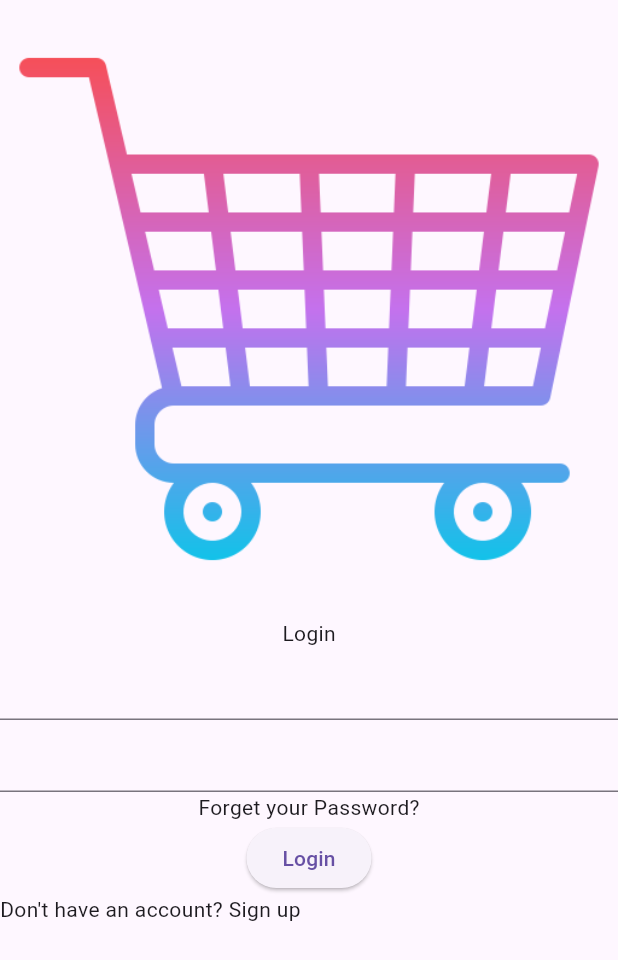
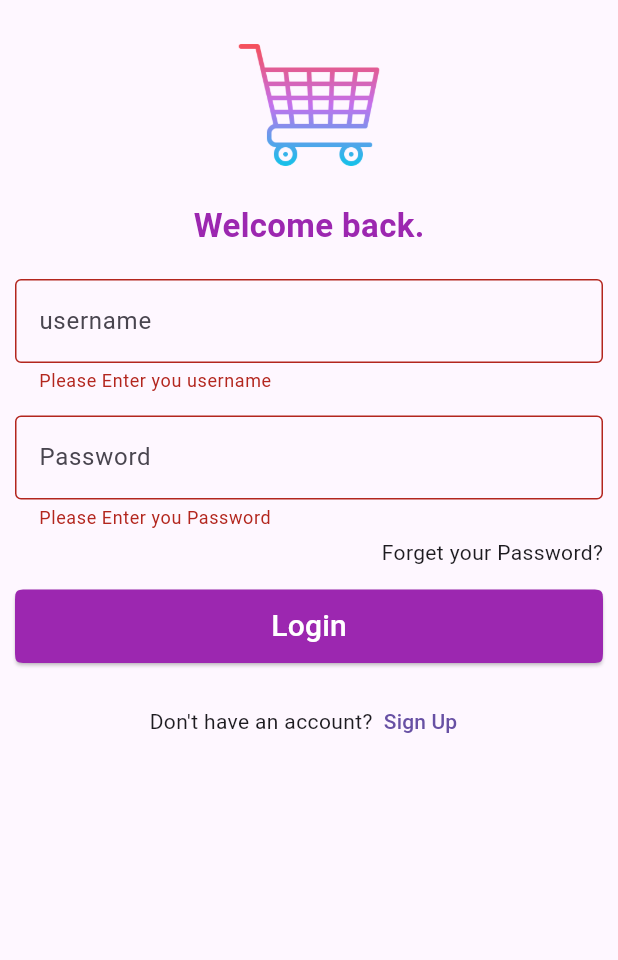
Before and after one commit to TarekMohammedgg/store_app, a Flutter app: the screen it shows after launch, after a tap on "Login", on a phone screen of 412 x 824 dp. Shown: the top 960 px of the screen. Run offline on Flutter 3.47's test engine with Material 3 defaults, Android fonts, the phone set to English and light mode, and no system bars; our stand-ins replace dio, flutter_bloc, shared_preferences; network calls fail.

Commit message:
Implement login and product features with BLoC architecture, including user authentication and product retrieval

```diff
--- /dev/null
+++ b/devtools_options.yaml
@@ -0,0 +1,3 @@
+description: This file stores settings for Dart & Flutter DevTools.
+documentation: https://docs.flutter.dev/tools/devtools/extensions#configure-extension-enablement-states
+extensions:
--- /dev/null
+++ b/lib/features/login/cubit/login_cubit.dart
@@ -0,0 +1,50 @@
+import 'dart:developer';
+
+import 'package:dio/dio.dart';
+import 'package:flutter_bloc/flutter_bloc.dart';
+import 'package:store_app/features/login/cubit/login_states.dart';
+import 'package:store_app/features/login/models/user_model.dart';
+import 'package:store_app/features/login/prefs.dart';
+
+class LoginCubit extends Cubit<LoginStates> {
+  LoginCubit() : super(LoginIntialState()) {
+    dio = Dio(
+      BaseOptions(
+        baseUrl: "https://dummyjson.com/",
+        headers: {'Content-Type': 'application/json'},
+      ),
+    );
+  }
+  late final Dio dio;
+
+  Future<void> login({
+    required String username,
+    required String password,
+  }) async {
+    try {
+      emit(LoginLoadingState());
+      final response = await dio.post(
+        "auth/login",
+        data: {"username": username, "password": password},
+      );
+      if (response.statusCode == 200) {
+        UserModel data = UserModel.fromJson(response.data);
+        if (data.accessToken != null) {
+          CacheHelper.saveData("AccessToken", data.accessToken);
+          log("accesstoken saved in shared prefs ");
+        }
+        if (data.refreshToken != null) {
+          CacheHelper.saveData("RefreshToken", data.refreshToken);
+          log("refreshtoken saved in shared prefs ");
+        }
+        emit(LoginSuccessState(user: data));
+
+      } else {
+        emit(LoginFailedState(errmsg: "Error Status code not 200 "));
+      }
+    } catch (e) {
+      emit(LoginFailedState(errmsg: e.toString()));
+      log(e.toString());
+    }
+  }
+}
--- /dev/null
+++ b/lib/features/login/cubit/login_states.dart
@@ -0,0 +1,18 @@
+import 'package:store_app/features/login/models/user_model.dart';
+
+abstract class LoginStates {}
+
+class LoginIntialState extends LoginStates {}
+
+class LoginSuccessState extends LoginStates {
+  final UserModel user;
+
+  LoginSuccessState({required this.user});
+}
+
+class LoginFailedState extends LoginStates {
+  final String errmsg;
+  LoginFailedState({required this.errmsg});
+}
+
+class LoginLoadingState extends LoginStates {}
--- /dev/null
+++ b/lib/features/login/models/user_model.dart
@@ -0,0 +1,35 @@
+class UserModel {
+  int? id;
+  String? username;
+  String? email;
+  String? firstName;
+  String? lastName;
+  String? gender;
+  String? image;
+  String? accessToken;
+  String? refreshToken;
+
+  UserModel({
+    this.id,
+    this.username,
+    this.email,
+    this.firstName,
+    this.lastName,
+    this.gender,
+    this.image,
+    this.accessToken,
+    this.refreshToken,
+  });
+
+  UserModel.fromJson(Map<String, dynamic> json) {
+    id = json['id'];
+    username = json['username'];
+    email = json['email'];
+    firstName = json['firstName'];
+    lastName = json['lastName'];
+    gender = json['gender'];
+    image = json['image'];
+    accessToken = json['accessToken'];
+    refreshToken = json['refreshToken'];
+  }
+}
--- /dev/null
+++ b/lib/features/login/prefs.dart
@@ -0,0 +1,41 @@
+import 'package:shared_preferences/shared_preferences.dart';
+
+class CacheHelper {
+  static late SharedPreferences prefs;
+  static bool _isInitialized = false;
+
+  static Future<void> init() async {
+    if (_isInitialized) return; // Already initialized
+    prefs = await SharedPreferences.getInstance();
+    _isInitialized = true;
+  }
+
+  static bool get isInitialized => _isInitialized;
+
+  static String? getDataString(String key) {
+    return prefs.getString(key);
+  }
+
+  static dynamic getData(String key) {
+    return prefs.get(key);
+  }
+
+  static Future<bool> saveData(String key, dynamic value) async {
+    if (value is bool) return prefs.setBool(key, value);
+    if (value is String) return prefs.setString(key, value);
+    if (value is int) return prefs.setInt(key, value);
+    return prefs.setDouble(key, value);
+  }
+
+  static Future<bool> removeData(String key) async {
+    return prefs.remove(key);
+  }
+
+  static bool containsKey(String key) {
+    return prefs.containsKey(key);
+  }
+
+  static Future<bool> clear() async {
+    return prefs.clear();
+  }
+}
--- a/lib/features/login/views/login_screen.dart
+++ b/lib/features/login/views/login_screen.dart
@@ -1,22 +1,147 @@
+import 'dart:developer';
+
 import 'package:flutter/material.dart';
+import 'package:flutter_bloc/flutter_bloc.dart';
 import 'package:store_app/core/app_images.dart';
+import 'package:store_app/features/home/views/home_screen.dart';
+import 'package:store_app/features/login/cubit/login_cubit.dart';
+import 'package:store_app/features/login/cubit/login_states.dart';
+import 'package:store_app/features/login/widgets/custom_button.dart';
+import 'package:store_app/features/login/widgets/custom_textformfield.dart';
 
 class LoginScreen extends StatelessWidget {
-  const LoginScreen({super.key});
-
+  LoginScreen({super.key});
+  final TextEditingController usernameController = TextEditingController();
+  final TextEditingController passwordController = TextEditingController();
+  final _formKey = GlobalKey<FormState>();
   @override
   Widget build(BuildContext context) {
-    return Scaffold(
-      body: Column(
-        children: [
-          Image.asset(AppImages.logoImage),
-          Text("Login"),
-          TextFormField(),
-          TextFormField(),
-          Text("Forget your Password?"),
-          ElevatedButton(onPressed: () {}, child: Text("Login")),
-          Row(children: [Text("Don't have an account? "), Text("Sign up")]),
-        ],
+    return GestureDetector(
+      onTap: () {
+        FocusScope.of(context).unfocus();
+      },
+      child: BlocProvider(
+        create: (context) => LoginCubit(),
+        child: BlocConsumer<LoginCubit, LoginStates>(
+          listener: (context, state) {
+            if (state is LoginSuccessState) {
+              usernameController.clear();
+              passwordController.clear();
+              final String name = state.user.firstName ?? "User";
+              Navigator.push(
+                context,
+                MaterialPageRoute(builder: (context) => HomeScreen(name: name)),
+              );
+            } else if (state is LoginFailedState) {
+              ScaffoldMessenger.of(
+                context,
+              ).showSnackBar(SnackBar(content: Text("Error: ${state.errmsg}")));
+            }
+          },
+          builder: (context, state) {
+            return Scaffold(
+              resizeToAvoidBottomInset: true,
+              body: SafeArea(
+                child: Padding(
+                  padding: const EdgeInsets.symmetric(
+                    horizontal: 10,
+                    vertical: 20,
+                  ),
+                  child: SingleChildScrollView(
+                    child: Form(
+                      key: _formKey,
+                      child: Column(
+                        mainAxisAlignment: MainAxisAlignment.center,
+
+                        children: [
+                          Image.asset(
+                            AppImages.logoImage,
+                            height: 100,
+                            width: 100,
+                          ),
+                          SizedBox(height: 15),
+                          Text(
+                            "Welcome back.",
+                            style: TextStyle(
+                              color: Colors.purple,
+                              fontSize: 22,
+                              fontWeight: FontWeight.bold,
+                            ),
+                          ),
+                          SizedBox(height: 20),
+                          CustomTextFormField(
+                            passwordController: usernameController,
+                            hint: "username",
+                            validator: (value) {
+                              if (value == null || value.isEmpty) {
+                                return "Please Enter you username";
+                              } else {
+                                return null;
+                              }
+                            },
+                          ),
+                          SizedBox(height: 15),
+                          CustomTextFormField(
+                            passwordController: passwordController,
+                            hint: "Password",
+                            validator: (value) {
+                              if (value == null || value.isEmpty) {
+                                return "Please Enter you Password";
+                              } else if (value.length < 6) {
+                                return "Enter at least 6 characters";
+                              } else {
+                                return null;
+                              }
+                            },
+                          ),
+                          SizedBox(height: 5),
+                          Row(
+                            mainAxisAlignment: MainAxisAlignment.end,
+                            children: [Text("Forget your Password?")],
+                          ),
+                          SizedBox(height: 15),
+                          state is LoginLoadingState
+                              ? Center(child: CircularProgressIndicator())
+                              : CustomButton(
+                                  title: "Login",
+                                  onPressed: () {
+                                    if (_formKey.currentState!.validate()) {
+                                      FocusScope.of(context).unfocus();
+
+                                      context.read<LoginCubit>().login(
+                                        username: usernameController.text,
+                                        password: passwordController.text,
+                                      );
+                                    } else {
+                                      log("Not Valid");
+                                    }
+                                  },
+                                ),
+                          SizedBox(height: 15),
+                          Row(
+                            mainAxisAlignment: MainAxisAlignment.center,
+                            children: [
+                              Text("Don't have an account?"),
+                              TextButton(
+                                style: ButtonStyle(
+                                  padding: WidgetStatePropertyAll(
+                                    EdgeInsetsGeometry.all(0),
+                                  ),
+                                ),
+                                onPressed: () {},
+                                child: Text("Sign Up"),
+                              ),
+                            ],
+                          ),
+                        ],
+                      ),
+                    ),
+                  ),
+                ),
+              ),
+            );
+          },
+        ),
       ),
     );
   }
--- /dev/null
+++ b/lib/features/login/widgets/custom_button.dart
@@ -0,0 +1,25 @@
+import 'package:flutter/material.dart';
+
+class CustomButton extends StatelessWidget {
+  const CustomButton({super.key, required this.title, this.onPressed});
+  final String title;
+  final void Function()? onPressed;
+  @override
+  Widget build(BuildContext context) {
+    return SizedBox(
+      width: double.infinity,
+      child: ElevatedButton(
+        style: ElevatedButton.styleFrom(
+          backgroundColor: Colors.purple,
+          foregroundColor: Colors.white,
+          shape: ContinuousRectangleBorder(
+            borderRadius: BorderRadiusGeometry.circular(10),
+          ),
+          padding: EdgeInsets.symmetric(vertical: 10),
+        ),
+        onPressed: onPressed,
+        child: Text(title, style: TextStyle(fontSize: 20)),
+      ),
+    );
+  }
+}
--- /dev/null
+++ b/lib/features/login/widgets/custom_textformfield.dart
@@ -0,0 +1,21 @@
+import 'package:flutter/material.dart';
+
+class CustomTextFormField extends StatelessWidget {
+  const CustomTextFormField({super.key, required this.passwordController, required this.hint, this.validator});
+
+  final TextEditingController passwordController;
+  final String hint;
+  final String? Function(String?)? validator;
+
+  @override
+  Widget build(BuildContext context) {
+    return TextFormField(
+      controller: passwordController,
+      validator: validator,
+      decoration: InputDecoration(
+        hintText: hint,
+        border: OutlineInputBorder(),
+      ),
+    );
+  }
+}
--- a/lib/main.dart
+++ b/lib/main.dart
@@ -1,7 +1,11 @@
 import 'package:flutter/material.dart';
+import 'package:store_app/features/login/prefs.dart';
 import 'package:store_app/features/login/views/login_screen.dart';
 
-void main() {
+void main() async {
+  WidgetsFlutterBinding.ensureInitialized();
+  await CacheHelper.init();
+
   runApp(const StoreApp());
 }
 
--- a/pubspec.yaml
+++ b/pubspec.yaml
@@ -34,6 +34,10 @@ dependencies:
   # The following adds the Cupertino Icons font to your application.
   # Use with the CupertinoIcons class for iOS style icons.
   cupertino_icons: ^1.0.8
+  flutter_bloc: ^9.1.1
+  dio: ^5.9.1
+  shared_preferences: ^2.5.3
+
 
 dev_dependencies:
   flutter_test:
```
Also changed, not shown: lib/features/home/cubit/prodcut_cubit.dart (added, +35 -0 lines), lib/features/home/cubit/product_states.dart (added, +19 -0 lines), lib/features/home/model/product_model.dart (added, +25 -0 lines), lib/features/home/views/home_screen.dart (added, +53 -0 lines), lib/features/home/widgets/product_item.dart (added, +66 -0 lines), pubspec.lock, 1 other file.
